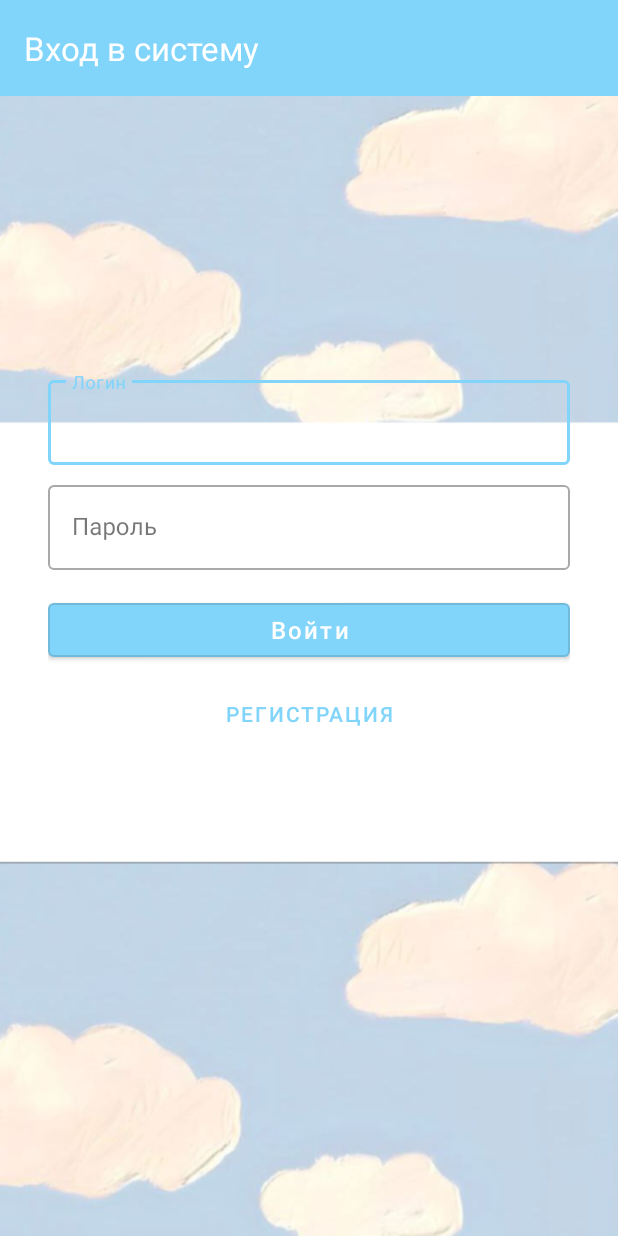
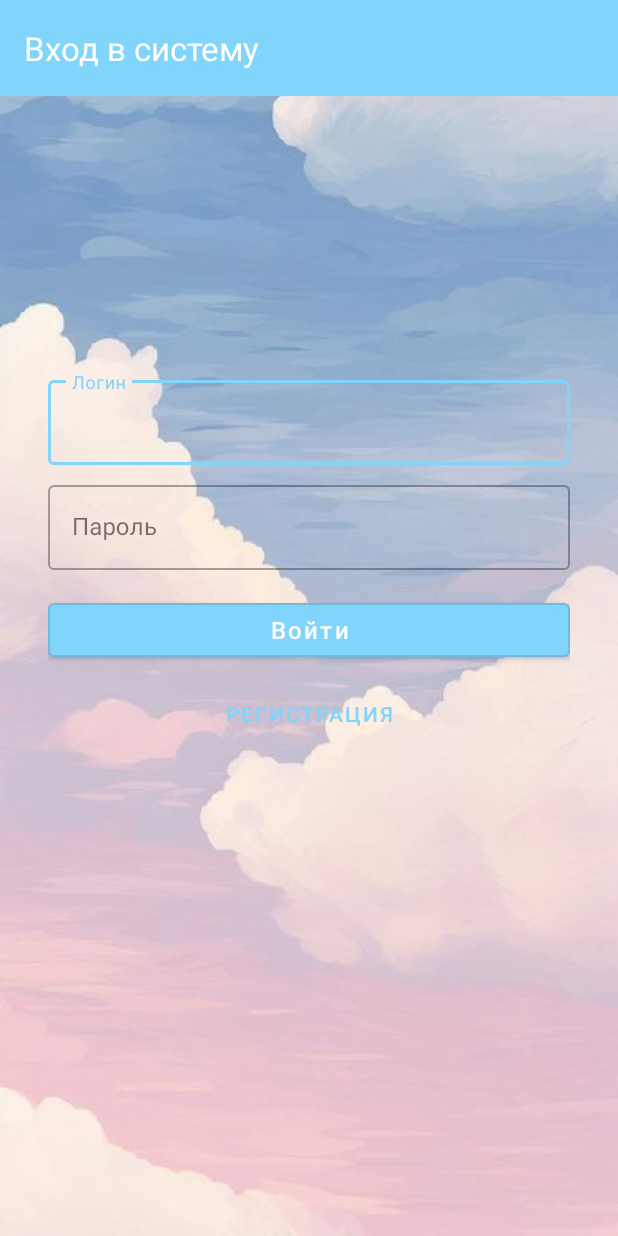
Before and after one commit to AnikaDev/DreamLoaf, an Android app: the screen it shows after launch (MainActivity), on a phone screen of 412 x 824 dp. Run offline under Robolectric (Android 15) with nearby library versions, the phone set to English and light mode, and no system bars; our stand-ins replace Room's generated code, navigation-ui.

Commit message:
Доработка горизонтальной ориентации

```diff
--- a/app/src/main/res/layout/activity_main.xml
+++ b/app/src/main/res/layout/activity_main.xml
@@ -6,7 +6,7 @@
     android:layout_width="match_parent"
     android:layout_height="match_parent"
     android:orientation="vertical"
-    android:background="@drawable/img_1">
+    android:background="@drawable/background_register">
 
 
     <androidx.appcompat.widget.Toolbar
--- a/app/src/main/res/layout/fragment_login.xml
+++ b/app/src/main/res/layout/fragment_login.xml
@@ -1,4 +1,12 @@
 <?xml version="1.0" encoding="utf-8"?>
+
+<ScrollView xmlns:android="http://schemas.android.com/apk/res/android"
+    xmlns:app="http://schemas.android.com/apk/res-auto"
+    xmlns:tools="http://schemas.android.com/tools"
+    android:layout_width="match_parent"
+    android:layout_height="match_parent"
+    android:fillViewport="true">
+
 <LinearLayout xmlns:android="http://schemas.android.com/apk/res/android"
     xmlns:tools="http://schemas.android.com/tools"
     android:layout_width="match_parent"
@@ -73,3 +81,4 @@
         android:layout_marginTop="16dp"
         android:visibility="gone" />
 </LinearLayout>
+</ScrollView>
--- a/app/src/main/res/layout/fragment_register.xml
+++ b/app/src/main/res/layout/fragment_register.xml
@@ -10,7 +10,7 @@
         android:layout_width="match_parent"
         android:layout_height="match_parent"
         android:scaleType="centerCrop"
-        android:src="@drawable/img_2"/>
+        android:src="@drawable/background_register"/>
 
 
     <ScrollView
```
